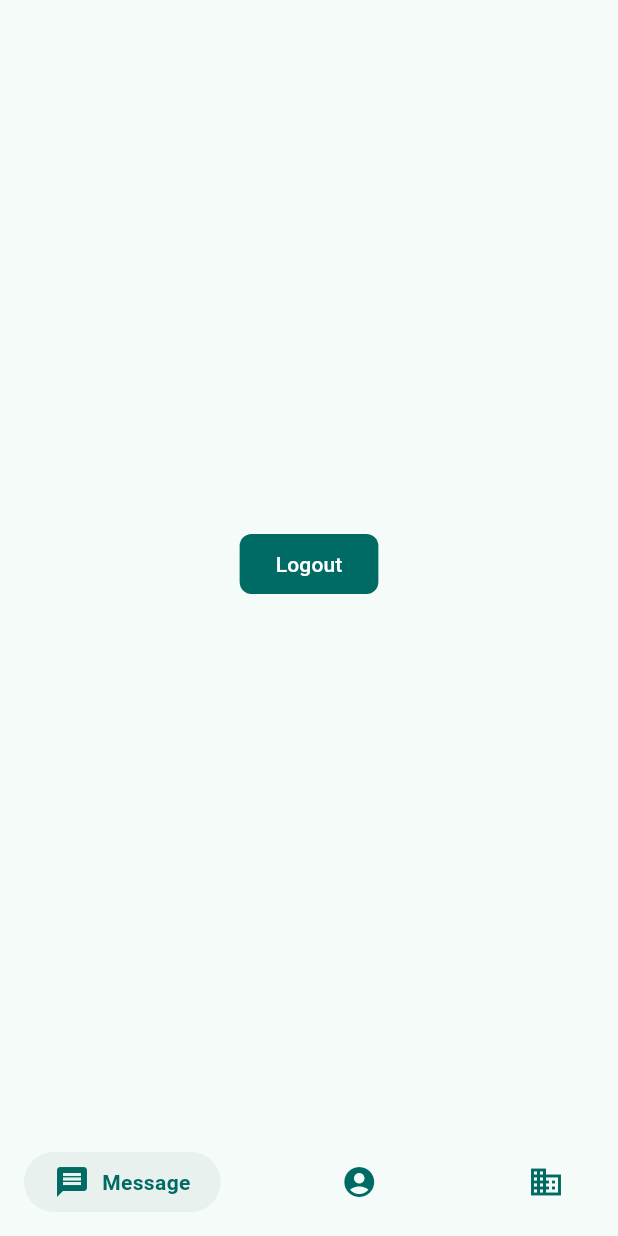
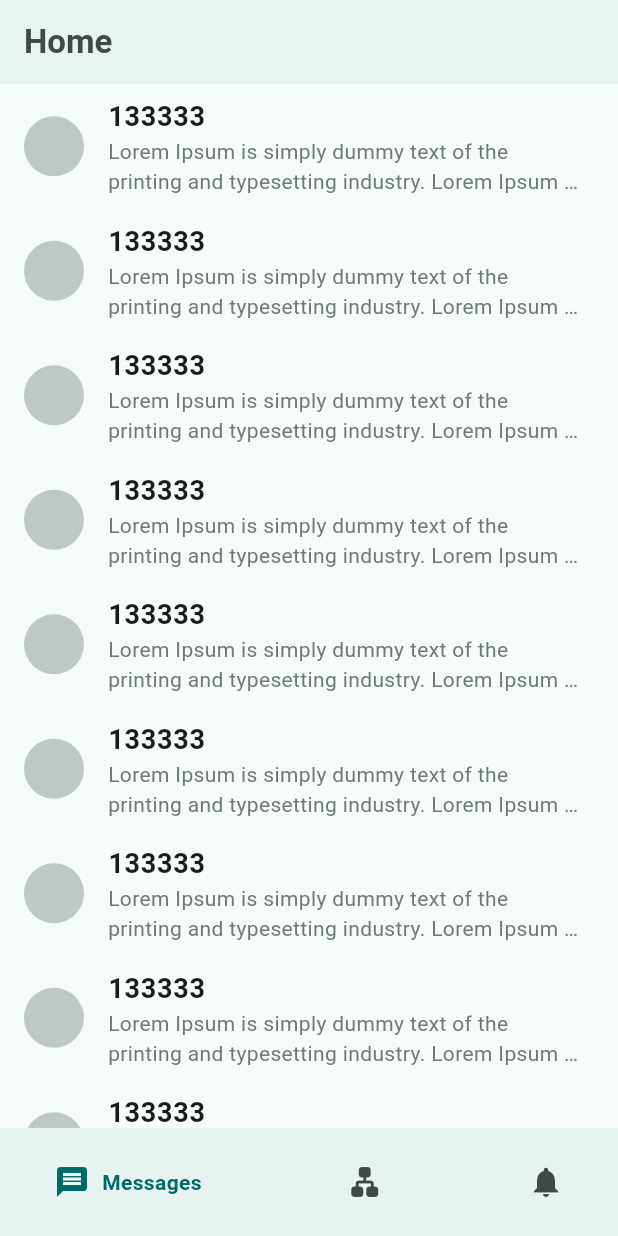
Before and after one commit to khishigbayar0403/share_sms, a Flutter app: the Home screen opened by its route, on a phone screen of 412 x 824 dp. Run offline on Flutter 3.47's test engine with Material 2 defaults, Android fonts, the phone set to English and light mode, and no system bars; drawn by our look-alikes of google_nav_bar; our stand-ins replace go_router, shared_preferences; accounts and stored records are empty.

Commit message:
message static page with color change

```diff
--- a/lib/screens/home/home.dart
+++ b/lib/screens/home/home.dart
@@ -1,5 +1,7 @@
 import 'package:flutter/material.dart';
-import 'package:share_sms/screens/home/pages/home_page.dart';
+import 'package:share_sms/screens/home/pages/channels_page.dart';
+import 'package:share_sms/screens/home/pages/messages_page.dart';
+import 'package:share_sms/screens/home/pages/notifications_page.dart';
 import 'package:share_sms/widgets/bottom_navbar.dart';
 
 class Home extends StatefulWidget {
@@ -51,19 +53,32 @@ class _HomeState extends State<Home> {
   @override
   Widget build(BuildContext context) {
     return Scaffold(
+        appBar: AppBar(
+          // surfaceTintColor: themeProvider.isDark
+          //     ? const Color(0xFF202525)
+          //     : Theme.of(context).colorScheme.background,
+          elevation: 1,
+          // shadowColor: Theme.of(context).colorScheme.onPrimary.withAlpha(100),
+          // backgroundColor: themeProvider.isDark
+          //     ? const Color(0xFF202525)
+          //     : Theme.of(context).colorScheme.background,
+          title: Text(
+            "Home",
+            style: TextStyle(
+              fontWeight: FontWeight.bold,
+              color: Theme.of(context).colorScheme.onSurfaceVariant,
+            ),
+          ),
+        ),
         bottomNavigationBar: BottomNavbar(
             selectedIndex: _selectedIndex, onChange: bottomNavChange),
         body: PageView(
           controller: pageController,
           onPageChanged: pageViewChange,
           children: const <Widget>[
-            HomePage(),
-            Center(
-              child: Text('Second Page'),
-            ),
-            Center(
-              child: Text('Third Page'),
-            ),
+            MessagesPage(),
+            ChannelsPage(),
+            NotificationsPage(),
           ],
         ));
   }
--- /dev/null
+++ b/lib/screens/home/pages/channels_page.dart
@@ -0,0 +1,33 @@
+import 'package:flutter/material.dart';
+import 'package:provider/provider.dart';
+import 'package:share_sms/providers/auth_provider.dart';
+import 'package:share_sms/providers/theme_provider.dart';
+
+class ChannelsPage extends StatelessWidget {
+  const ChannelsPage({Key? key}) : super(key: key);
+
+  @override
+  Widget build(BuildContext context) {
+    final authProvider = Provider.of<AuthProvider>(context);
+    final themeProvider = Provider.of<ThemeProvider>(context);
+
+    return Center(
+      child: Column(
+        children: [
+          FilledButton.tonal(
+            onPressed: () {
+              authProvider.logout();
+            },
+            child: const Text("Logout"),
+          ),
+          FilledButton(
+            onPressed: () {
+              themeProvider.changeTheme();
+            },
+            child: const Text("Change theme"),
+          )
+        ],
+      ),
+    );
+  }
+}
--- a/lib/screens/home/pages/home_page.dart
+++ /dev/null
@@ -1,20 +0,0 @@
-import 'package:flutter/material.dart';
-import 'package:provider/provider.dart';
-import 'package:share_sms/providers/auth_provider.dart';
-
-class HomePage extends StatelessWidget {
-  const HomePage({Key? key}) : super(key: key);
-
-  @override
-  Widget build(BuildContext context) {
-    final authProvider = Provider.of<AuthProvider>(context);
-
-    return Center(
-        child: FilledButton(
-      onPressed: () {
-        authProvider.logout();
-      },
-      child: const Text("Logout"),
-    ));
-  }
-}
--- /dev/null
+++ b/lib/screens/home/pages/messages_page.dart
@@ -0,0 +1,85 @@
+import 'package:flutter/material.dart';
+// import 'package:provider/provider.dart';
+// import 'package:share_sms/providers/auth_provider.dart';
+// import 'package:share_sms/providers/theme_provider.dart';
+
+class MessagesPage extends StatelessWidget {
+  const MessagesPage({Key? key}) : super(key: key);
+
+  @override
+  Widget build(BuildContext context) {
+    // final authProvider = Provider.of<AuthProvider>(context);
+
+    return const Column(children: [Message()]);
+  }
+}
+
+class Message extends StatelessWidget {
+  const Message({
+    super.key,
+  });
+
+  @override
+  Widget build(BuildContext context) {
+    return Expanded(
+      child: ListView.builder(
+          scrollDirection: Axis.vertical,
+          itemCount: 20,
+          itemBuilder: (context, index) {
+            return ListTile(
+              onTap: () {},
+              splashColor:
+                  Theme.of(context).colorScheme.surfaceTint.withAlpha(14),
+              title: Text(
+                "133333",
+                style: TextStyle(
+                    fontSize: 18,
+                    fontWeight: FontWeight.w700,
+                    color: Theme.of(context).colorScheme.onSurface),
+              ),
+              subtitle: Text(
+                  "Lorem Ipsum is simply dummy text of the printing and typesetting industry. Lorem Ipsum has been the industry's standard dummy",
+                  maxLines: 2,
+                  overflow: TextOverflow.ellipsis,
+                  style: TextStyle(
+                      fontSize: 14,
+                      color: Theme.of(context).colorScheme.outline)),
+              leading: CircleAvatar(
+                backgroundColor: Theme.of(context).colorScheme.outlineVariant,
+              ),
+            );
+          }),
+    );
+    // Row(
+    //   children: [
+    //     SizedBox(
+    //       width: 80,
+    //       child: const CircleAvatar(
+    //         radius: 24,
+    //         backgroundColor: Colors.grey,
+    //       ),
+    //     ),
+    //     Expanded(
+    //       child: Column(
+    //         crossAxisAlignment: CrossAxisAlignment.start,
+    //         children: [
+    //           Text(
+    //             "133333",
+    //             style: Theme.of(context).textTheme.titleMedium,
+    //           ),
+    //           Padding(
+    //             padding: const EdgeInsets.only(right: 16),
+    //             child: Text(
+    //               "Lorem Ipsum is simply dummy text of the printing and typesetting industry. Lorem Ipsum has been the industry's standard dummy",
+    //               maxLines: 2,
+    //               overflow: TextOverflow.ellipsis,
+    //               style: Theme.of(context).textTheme.bodySmall,
+    //             ),
+    //           ),
+    //         ],
+    //       ),
+    //     )
+    //   ],
+    // );
+  }
+}
--- /dev/null
+++ b/lib/screens/home/pages/notifications_page.dart
@@ -0,0 +1,12 @@
+import 'package:flutter/material.dart';
+
+class NotificationsPage extends StatelessWidget {
+  const NotificationsPage({Key? key}) : super(key: key);
+
+  @override
+  Widget build(BuildContext context) {
+    return Center(
+      child: Text('Third Page'),
+    );
+  }
+}
--- a/lib/widgets/bottom_navbar.dart
+++ b/lib/widgets/bottom_navbar.dart
@@ -1,7 +1,5 @@
 import 'package:flutter/material.dart';
 import 'package:google_nav_bar/google_nav_bar.dart';
-import 'package:provider/provider.dart';
-import 'package:share_sms/providers/theme_provider.dart';
 
 class BottomNavbar extends StatelessWidget {
   const BottomNavbar(
@@ -12,37 +10,31 @@ class BottomNavbar extends StatelessWidget {
 
   @override
   Widget build(BuildContext context) {
-    final themeProvider = Provider.of<ThemeProvider>(context);
-
-    final iconColor = themeProvider.isDark
-        ? themeProvider.isDark
-            ? Theme.of(context).colorScheme.onPrimaryContainer.withAlpha(210)
-            : Theme.of(context).primaryColor
-        : Theme.of(context).primaryColor;
-
-    return Padding(
+    return Container(
+      decoration: BoxDecoration(
+        color: Theme.of(context).colorScheme.surfaceTint.withAlpha(14),
+      ),
       padding: const EdgeInsets.all(16),
       child: GNav(
         hoverColor: Theme.of(context).hoverColor,
         gap: 8,
         padding: const EdgeInsets.symmetric(horizontal: 20, vertical: 8),
         duration: const Duration(milliseconds: 400),
-        tabBackgroundColor:
-            Theme.of(context).colorScheme.surfaceVariant.withAlpha(120),
-        color: iconColor,
-        activeColor: iconColor,
+        // tabBackgroundColor: Theme.of(context).colorScheme.secondaryContainer,
+        color: Theme.of(context).colorScheme.onSurfaceVariant,
+        activeColor: Theme.of(context).colorScheme.primary,
         tabs: const [
           GButton(
             icon: Icons.message,
-            text: 'Message',
+            text: 'Messages',
           ),
           GButton(
-            icon: Icons.account_circle,
-            text: 'Account',
+            icon: Icons.lan_rounded,
+            text: 'Channels',
           ),
           GButton(
-            icon: Icons.business_outlined,
-            text: 'Company',
+            icon: Icons.notifications,
+            text: 'Notifications',
           )
         ],
         selectedIndex: selectedIndex,
```
